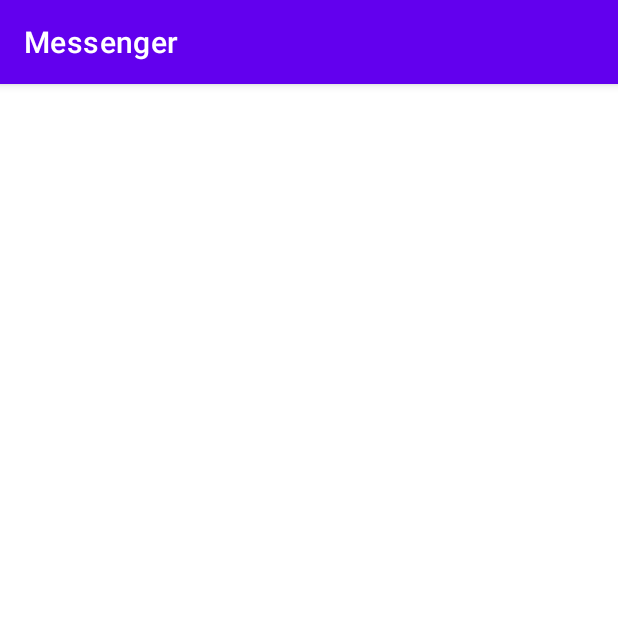
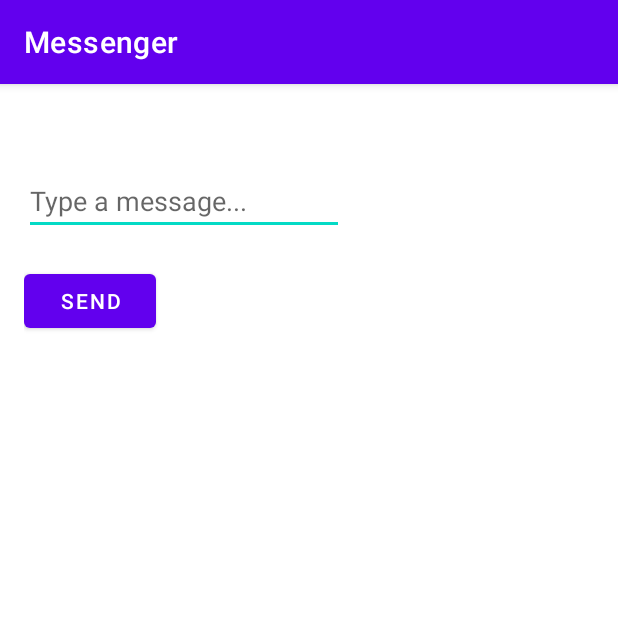
Before and after one commit to Juan-Horta/MyMessenger, an Android app: the ReceiveMessageActivity screen opened directly, with no data from a screen before it, on a phone screen of 412 x 824 dp, the top half of it. Run offline under Robolectric (Android 15) with nearby library versions, the phone set to English and light mode, and no system bars.

Commit message:
Final Chat

```diff
--- a/app/src/main/java/co/edu/unipiloto/mymessenger/ReceiveMessageActivity.java
+++ b/app/src/main/java/co/edu/unipiloto/mymessenger/ReceiveMessageActivity.java
@@ -4,20 +4,32 @@ import androidx.appcompat.app.AppCompatActivity;
 
 import android.content.Intent;
 import android.os.Bundle;
+import android.view.View;
+import android.widget.Button;
+import android.widget.EditText;
 import android.widget.TextView;
 
 public class ReceiveMessageActivity extends AppCompatActivity {
-
-    public static final String EXTRA_MESSAGE = "message";
+    public Button boton;
+    public EditText text;
+    public static final String EXTRA_MESSAGE = "mensaje";
 
     @Override
     protected void onCreate(Bundle savedInstanceState) {
+        boton = findViewById(R.id.send);
         super.onCreate(savedInstanceState);
         setContentView(R.layout.activity_receive_message);
+        Intent intent = getIntent();
+        String message = intent.getStringExtra(EXTRA_MESSAGE);
+        TextView viewMessage = findViewById(R.id.textView);
+        viewMessage.setText(message);
+    }
 
-        Intent intent = getIntent();
-        String messageText = intent.getStringExtra(EXTRA_MESSAGE);
-        TextView messageView = (TextView) findViewById(R.id.message);
-        messageView.setText(messageText);
+    public void onSendMessage(View view) {
+        EditText messageView = (EditText) findViewById(R.id.message);
+        String messageText = messageView.getText().toString();
+        Intent intent = new Intent(this,ReceiveMessageActivity.class);
+        intent.putExtra(ReceiveMessageActivity.EXTRA_MESSAGE,messageText);
+        startActivity(intent);
     }
 }
--- a/app/src/main/res/layout/activity_receive_message.xml
+++ b/app/src/main/res/layout/activity_receive_message.xml
@@ -4,12 +4,30 @@
     xmlns:tools="http://schemas.android.com/tools"
     android:layout_width="match_parent"
     android:layout_height="match_parent"
-    tools:context=".ReceiveMessageActivity"
+    android:padding="16dp"
     android:orientation="vertical"
-    android:padding="16dp">
+    tools:context=".CreateMessageActivity">
 
     <TextView
+        android:id="@+id/textView"
+        android:layout_width="match_parent"
+        android:layout_height="wrap_content"
+        android:text="TextView" />
+
+    <EditText
         android:id="@+id/message"
         android:layout_width="wrap_content"
-        android:layout_height="wrap_content"/>
+        android:layout_height="wrap_content"
+        android:layout_marginTop="20dp"
+        android:hint="@string/hint"
+        android:ems="10"/>
+
+    <Button
+        android:id="@+id/send"
+        android:layout_width="wrap_content"
+        android:layout_height="wrap_content"
+        android:layout_marginTop="20dp"
+        android:onClick="onSendMessage"
+        android:text="@string/send" />
+
 </LinearLayout>
```
